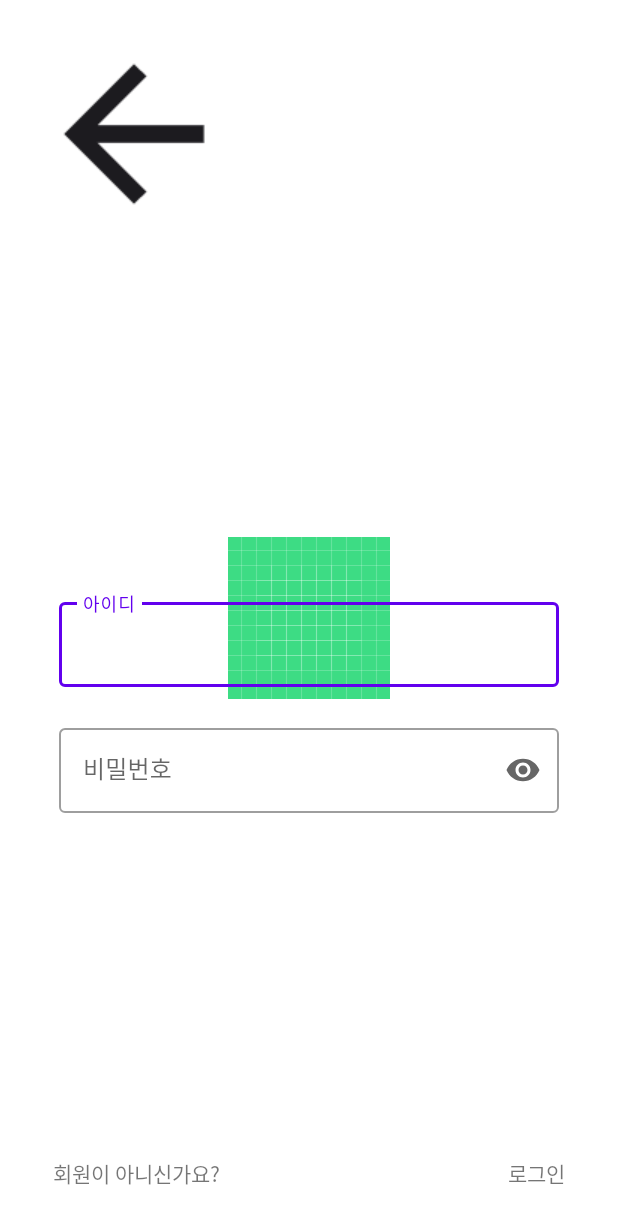
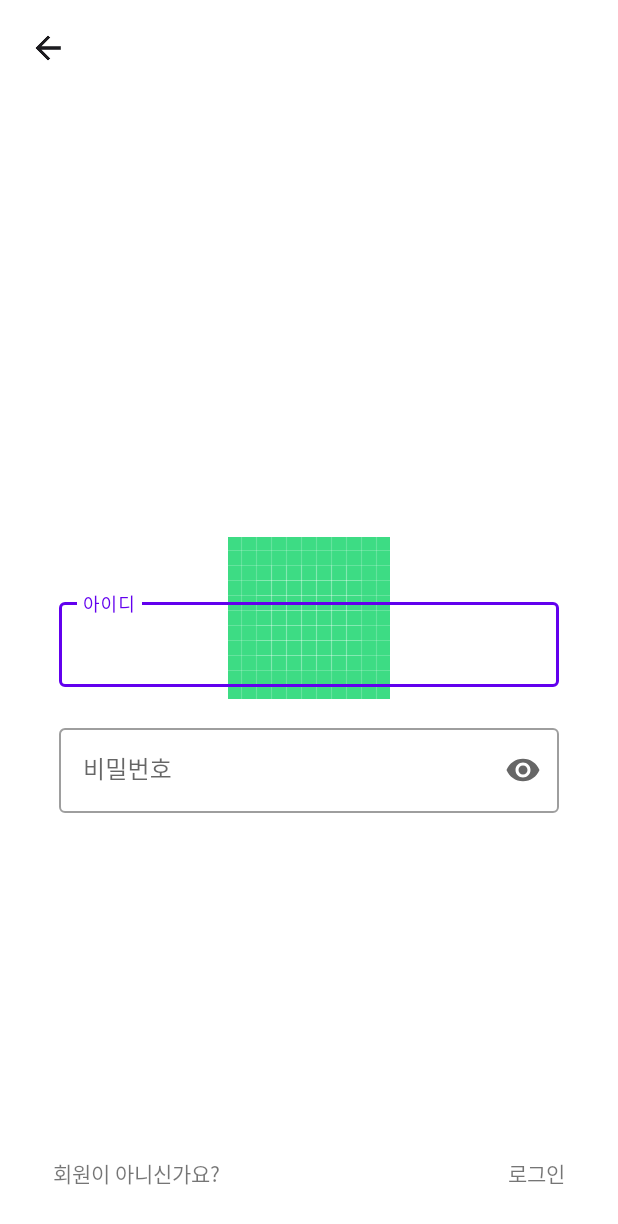
Before and after one commit to HappyBirthdayChallenge/HBC_AOS, an Android app: the layout fragment_normal_login.xml on its own in the app's theme, with its tools: preview values and no code run, on a phone screen of 412 x 824 dp. Shown: the top 1224 px of the screen. Run offline under Robolectric (Android 15) with nearby library versions, the phone set to English and light mode, and no system bars.

Commit message:
[fix] merge err

```diff
--- a/app/build.gradle
+++ b/app/build.gradle
@@ -37,6 +37,11 @@ android {
         sourceCompatibility JavaVersion.VERSION_1_8
         targetCompatibility JavaVersion.VERSION_1_8
     }
+
+    composeOptions {
+        kotlinCompilerExtensionVersion = "1.3.1"
+    }
+
     kotlinOptions {
         jvmTarget = '1.8'
     }
--- a/app/src/main/res/layout/fragment_letter.xml
+++ b/app/src/main/res/layout/fragment_letter.xml
@@ -46,8 +46,7 @@
         app:layout_constraintBottom_toTopOf="@id/fab_letter_send"
         android:layout_marginRight="16dp"
         android:layout_marginBottom="16dp"
-        android:src="@drawable/ic_add_component"
-        style="?attr/floatingActionButtonSmallStyle">
+        android:src="@drawable/ic_add_component">
     </com.google.android.material.floatingactionbutton.FloatingActionButton>
     <com.google.android.material.floatingactionbutton.ExtendedFloatingActionButton
         android:id="@+id/fab_letter_send"
--- a/app/src/main/res/layout/fragment_normal_login.xml
+++ b/app/src/main/res/layout/fragment_normal_login.xml
@@ -7,8 +7,8 @@
     android:clickable="true">
     <ImageView
         android:id="@+id/iv_normal_login_back"
-        android:layout_width="wrap_content"
-        android:layout_height="wrap_content"
+        android:layout_width="25dp"
+        android:layout_height="25dp"
         app:layout_constraintTop_toTopOf="parent"
         app:layout_constraintLeft_toLeftOf="parent"
         android:src="@drawable/ic_back"
```
